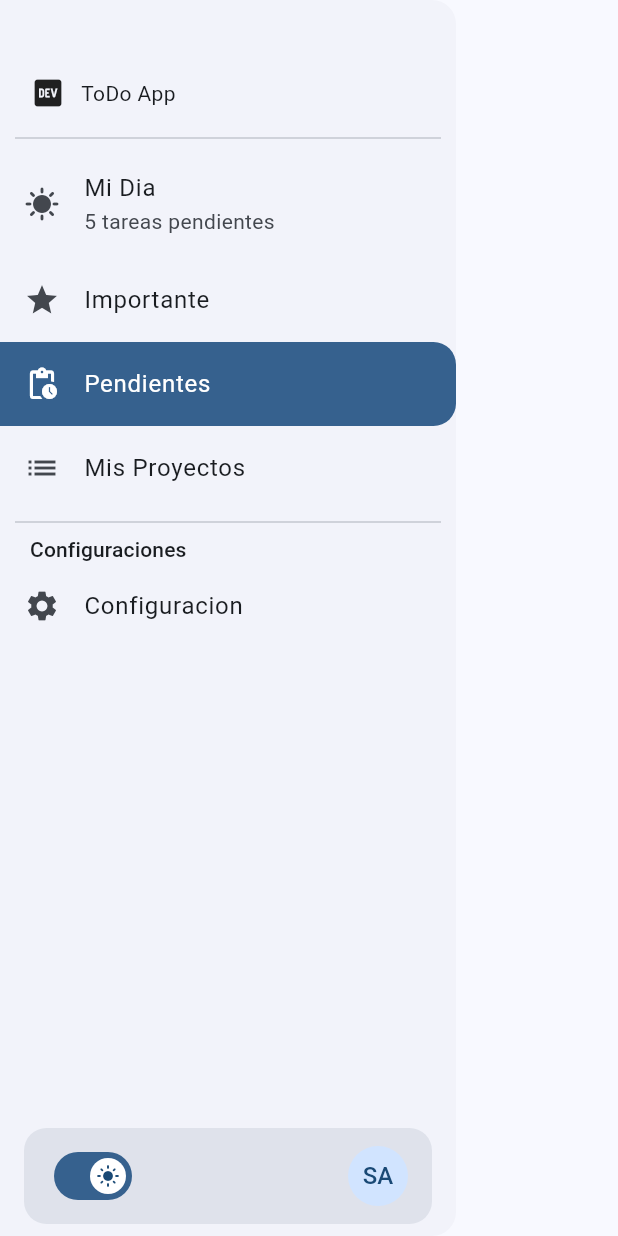
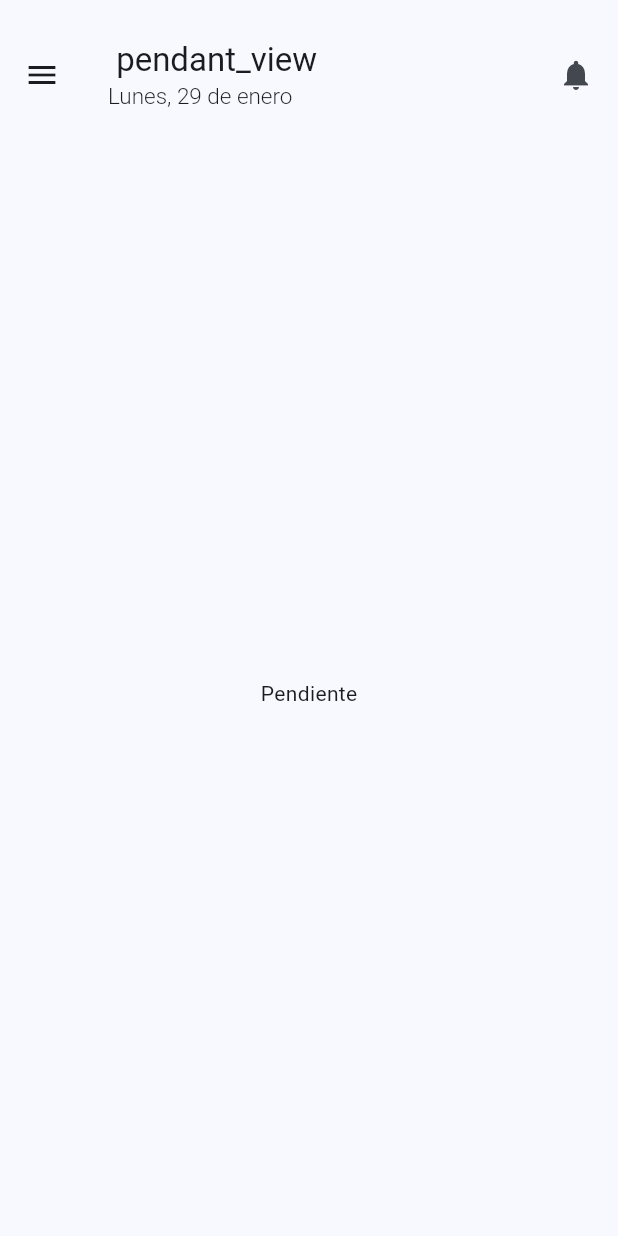
Before and after one commit to ZionitAdmin/todo_final, a Flutter app: the MyDrawer widget shown alone on an empty page, opened directly, after a tap on "Pendientes", on a phone screen of 412 x 824 dp. Run offline on Flutter 3.47's test engine with Material 3 defaults, Android fonts, the phone set to English and light mode, and no system bars; our stand-ins replace go_router, isar; accounts and stored records are empty; generated files the repository leaves out were written again.

Commit message:
project view/ pendant view

```diff
--- a/lib/config/router/app_router.dart
+++ b/lib/config/router/app_router.dart
@@ -3,6 +3,9 @@ import 'package:todo_practica_final/screens/home_screen.dart';
 import 'package:todo_practica_final/screens/login_screen.dart';
 import 'package:todo_practica_final/views/important_view.dart';
 import 'package:todo_practica_final/views/my_day_view.dart';
+import 'package:todo_practica_final/views/pendant_view.dart';
+
+import '../../views/project_view.dart';
 
 
 final GoRouter appRouter = GoRouter(
@@ -27,6 +30,16 @@ final GoRouter appRouter = GoRouter(
             name: ImportantView.name,
             builder: (context, state) => const ImportantView(),
           ),
+          GoRoute(
+            path: '/pendant',
+            name: PendantView.name,
+            builder: (context, state) => const PendantView(),
+          ),
+          GoRoute(
+            path: '/project',
+            name: ProjectView.name,
+            builder: (context, state) => const ProjectView(),
+          ),
         ]),
       ],
     )
--- /dev/null
+++ b/lib/views/pendant_view.dart
@@ -0,0 +1,13 @@
+import 'package:flutter/material.dart';
+
+class PendantView extends StatelessWidget {
+  static const String name = " pendant_view";
+  const PendantView({super.key});
+
+  @override
+  Widget build(BuildContext context) {
+    return const Center(
+      child: Text("Pendiente"),
+    );
+  }
+}
--- a/lib/widgets/drawer/drawer.dart
+++ b/lib/widgets/drawer/drawer.dart
@@ -9,6 +9,9 @@ import 'package:todo_practica_final/views/my_day_view.dart';
 import 'package:todo_practica_final/widgets/drawer/drawer_footer.dart';
 import 'package:todo_practica_final/widgets/drawer/drawer_header.dart';
 import 'package:todo_practica_final/widgets/drawer/drawer_item.dart';
+
+import '../../views/pendant_view.dart';
+import '../../views/project_view.dart';
 
 class MyDrawer extends StatelessWidget {
   const MyDrawer({super.key});
@@ -57,18 +60,16 @@ class MyDrawer extends StatelessWidget {
                       icon: Icons.pending_actions,
                       isSelected:
                           context.watch<DrawerProvider>().isMenuActive(2),
-                      onTap: () => context
-                          .read<DrawerProvider>()
-                          .setSelectedMenuIndex(2),
-                    ),
+                      onTap: () =>    handleTapMenu(context, 2, PendantView.name),
+
+          ),
                     MyDrawerItem(
                       title: "Mis Proyectos",
                       icon: Icons.list,
                       isSelected:
                           context.watch<DrawerProvider>().isMenuActive(3),
-                      onTap: () => context
-                          .read<DrawerProvider>()
-                          .setSelectedMenuIndex(3),
+                      onTap: () =>  handleTapMenu(context, 3, ProjectView.name),
+
                     ),
                     const Divider(indent: 10, endIndent: 10),
                     Padding(
```
Also changed, not shown: lib/views/project_view.dart (added, +13 -0 lines), lib/views/my_day_view.dart (line endings or trailing spaces).
